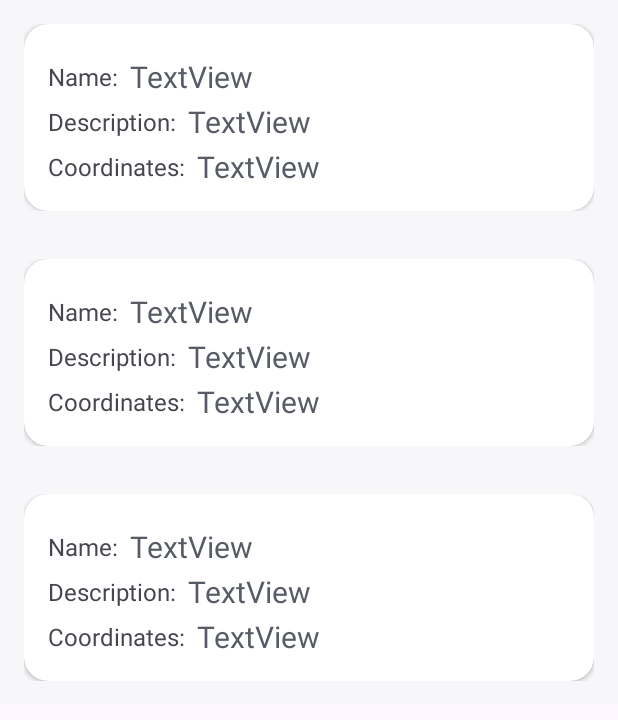
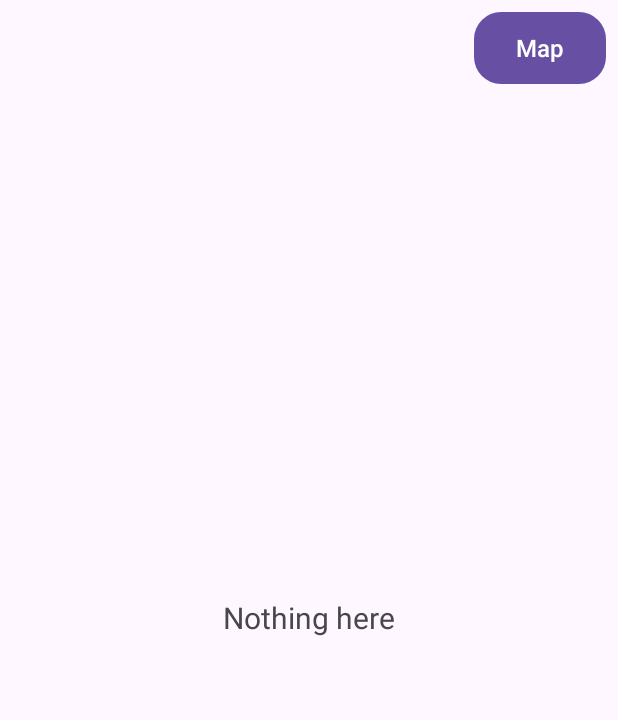
Before and after one commit to SpatiumCat/MyMapMarkers, an Android app: the layout fragment_feed.xml on its own in the app's theme, with its tools: preview values and no code run, on a phone screen of 412 x 824 dp. Shown: the top 720 px of the screen. Run offline under Robolectric (Android 15) with nearby library versions, the phone set to English and light mode, and no system bars.

Commit message:
Add buttons for navigation between fragments.

```diff
--- a/app/src/main/java/ru/netology/mymapmarkers/fragments/MapFragment.kt
+++ b/app/src/main/java/ru/netology/mymapmarkers/fragments/MapFragment.kt
@@ -19,6 +19,7 @@ import androidx.core.content.ContextCompat
 import androidx.fragment.app.Fragment
 import androidx.fragment.app.setFragmentResultListener
 import androidx.fragment.app.viewModels
+import androidx.navigation.findNavController
 import com.google.android.material.snackbar.Snackbar
 import com.yandex.mapkit.MapKitFactory
 import com.yandex.mapkit.geometry.Point
@@ -89,6 +90,9 @@ class MapFragment : Fragment() {
                     30.0f
                 )
             )
+        }
+        binding.toListButton.setOnClickListener {
+            binding.root.findNavController().navigate(R.id.action_mapFragment_to_feedFragment)
         }
 
         return binding.root
--- /dev/null
+++ b/app/src/main/res/drawable/button_background.xml
@@ -0,0 +1,5 @@
+<?xml version="1.0" encoding="utf-8"?>
+<shape xmlns:android="http://schemas.android.com/apk/res/android">
+    <solid android:color="#ffffff" />
+    <corners android:radius="18dp" />
+</shape>
--- a/app/src/main/res/layout/fragment_feed.xml
+++ b/app/src/main/res/layout/fragment_feed.xml
@@ -1,17 +1,38 @@
 <?xml version="1.0" encoding="utf-8"?>
 <FrameLayout xmlns:android="http://schemas.android.com/apk/res/android"
+    xmlns:app="http://schemas.android.com/apk/res-auto"
     xmlns:tools="http://schemas.android.com/tools"
     android:layout_width="match_parent"
     android:layout_height="match_parent"
-    xmlns:app="http://schemas.android.com/apk/res-auto"
     tools:context="ru.netology.mymapmarkers.fragments.FeedFragment">
 
+    <TextView
+        android:id="@+id/emptyList"
+        android:layout_width="wrap_content"
+        android:layout_height="wrap_content"
+        android:text="@string/feed_nothing_text"
+        android:textSize="20sp"
+        android:layout_gravity="center" />
+
+    <com.google.android.material.button.MaterialButton
+        android:id="@+id/toMapButton"
+        android:layout_width="wrap_content"
+        android:layout_height="wrap_content"
+        android:layout_gravity="top|end"
+        android:layout_marginTop="8dp"
+        android:layout_marginEnd="8dp"
+        android:background="@drawable/button_background"
+        android:backgroundTint="@color/card_background"
+        android:text="@string/feed_button_text"
+        android:textSize="16sp" />
+
     <androidx.recyclerview.widget.RecyclerView
+        android:id="@+id/listRecyclerView"
         android:layout_width="match_parent"
         android:layout_height="match_parent"
+        tools:visibility="invisible"
+        android:backgroundTint="@color/background"
         app:layoutManager="androidx.recyclerview.widget.LinearLayoutManager"
-        android:id="@+id/listRecyclerView"
-        android:backgroundTint="@color/background"
-        tools:listitem="@layout/card_marker"/>
+        tools:listitem="@layout/card_marker" />
 
 </FrameLayout>
--- a/app/src/main/res/values/strings.xml
+++ b/app/src/main/res/values/strings.xml
@@ -12,4 +12,7 @@
     <string name="edit_dialog_button_text">Save</string>
     <string name="edit_dialog_heading">Edit</string>
     <string name="dialog_new_marker_heading">New Marker</string>
+    <string name="map_button_text">MyMarkers</string>
+    <string name="feed_nothing_text">Nothing here</string>
+    <string name="feed_button_text">Map</string>
 </resources>
```
Also changed, not shown: app/src/main/java/ru/netology/mymapmarkers/fragments/FeedFragment.kt (+12 -1 lines), app/src/main/java/ru/netology/mymapmarkers/viewmodels/MarkerViewModel.kt (+0 -8 lines), app/src/main/res/layout/fragment_map.xml (+14 -0 lines), app/src/main/res/navigation/nav_graph.xml (+10 -6 lines).
